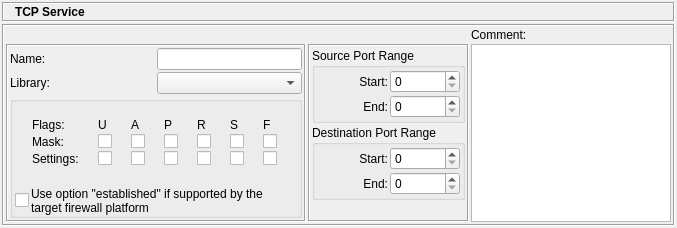
First picture: the form in src/gui/tcpservicedialog_q.ui, repository fwbuilder/fwbuilder, before the edit.
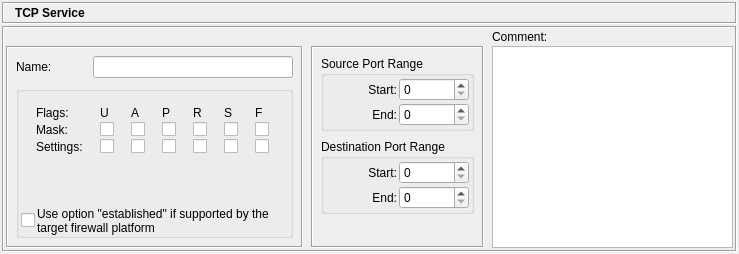
Second picture: the form after the edit. Icons and pictures are not drawn.

Commit message: Removed "Library" from all object dialogs; some dialogs tidying

Patch:
```diff
--- a/src/gui/tcpservicedialog_q.ui
+++ b/src/gui/tcpservicedialog_q.ui
@@ -8,8 +8,8 @@
    <rect>
     <x>0</x>
     <y>0</y>
-    <width>649</width>
-    <height>228</height>
+    <width>739</width>
+    <height>254</height>
    </rect>
   </property>
   <property name="sizePolicy" >
@@ -153,7 +153,7 @@
          <number>2</number>
         </property>
         <property name="horizontalSpacing" >
-         <number>2</number>
+         <number>8</number>
         </property>
         <property name="verticalSpacing" >
          <number>2</number>
@@ -168,22 +168,22 @@
           </property>
           <layout class="QGridLayout" >
            <property name="leftMargin" >
-            <number>2</number>
+            <number>8</number>
            </property>
            <property name="topMargin" >
-            <number>2</number>
+            <number>8</number>
            </property>
            <property name="rightMargin" >
-            <number>2</number>
+            <number>8</number>
            </property>
            <property name="bottomMargin" >
-            <number>2</number>
+            <number>8</number>
            </property>
            <property name="horizontalSpacing" >
             <number>2</number>
            </property>
            <property name="verticalSpacing" >
-            <number>2</number>
+            <number>8</number>
            </property>
            <item row="0" column="0" >
             <widget class="QGroupBox" name="groupBox1" >
@@ -353,7 +353,7 @@
         <item row="1" column="0" >
          <widget class="QFrame" name="frame35" >
           <property name="sizePolicy" >
-           <sizepolicy vsizetype="Preferred" hsizetype="Fixed" >
+           <sizepolicy vsizetype="Preferred" hsizetype="Preferred" >
             <horstretch>0</horstretch>
             <verstretch>0</verstretch>
            </sizepolicy>
@@ -366,22 +366,22 @@
           </property>
           <layout class="QGridLayout" >
            <property name="leftMargin" >
-            <number>2</number>
+            <number>8</number>
            </property>
            <property name="topMargin" >
-            <number>2</number>
+            <number>8</number>
            </property>
            <property name="rightMargin" >
-            <number>2</number>
+            <number>8</number>
            </property>
            <property name="bottomMargin" >
-            <number>2</number>
+            <number>8</number>
            </property>
            <property name="horizontalSpacing" >
             <number>2</number>
            </property>
            <property name="verticalSpacing" >
-            <number>2</number>
+            <number>8</number>
            </property>
            <item row="0" column="0" >
             <widget class="QLabel" name="textLabel1" >
@@ -406,7 +406,7 @@
              </property>
              <layout class="QVBoxLayout" >
               <property name="spacing" >
-               <number>2</number>
+               <number>0</number>
               </property>
               <property name="leftMargin" >
                <number>2</number>
@@ -816,16 +816,6 @@
              </layout>
             </widget>
            </item>
-           <item row="1" column="0" >
-            <widget class="QLabel" name="textLabel1_2" >
-             <property name="text" >
-              <string>Library:</string>
-             </property>
-             <property name="wordWrap" >
-              <bool>false</bool>
-             </property>
-            </widget>
-           </item>
            <item row="0" column="1" >
             <widget class="QLineEdit" name="obj_name" >
              <property name="sizePolicy" >
@@ -834,15 +824,11 @@
                <verstretch>0</verstretch>
               </sizepolicy>
              </property>
-            </widget>
-           </item>
-           <item row="1" column="1" >
-            <widget class="QComboBox" name="libs" >
-             <property name="sizePolicy" >
-              <sizepolicy vsizetype="Fixed" hsizetype="Preferred" >
-               <horstretch>0</horstretch>
-               <verstretch>0</verstretch>
-              </sizepolicy>
+             <property name="minimumSize" >
+              <size>
+               <width>200</width>
+               <height>0</height>
+              </size>
              </property>
             </widget>
            </item>
```
Left out of the diff: 17 changed lines with no effect on the pictures. The commit also changes 41 other files.
